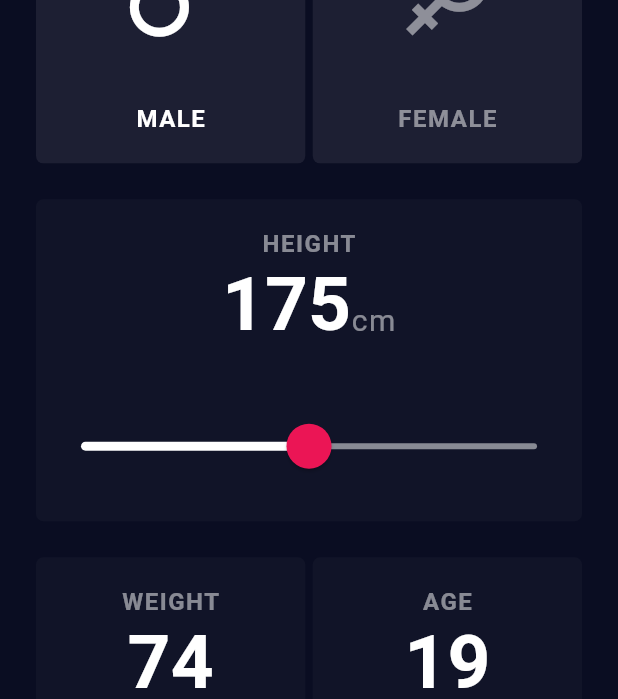
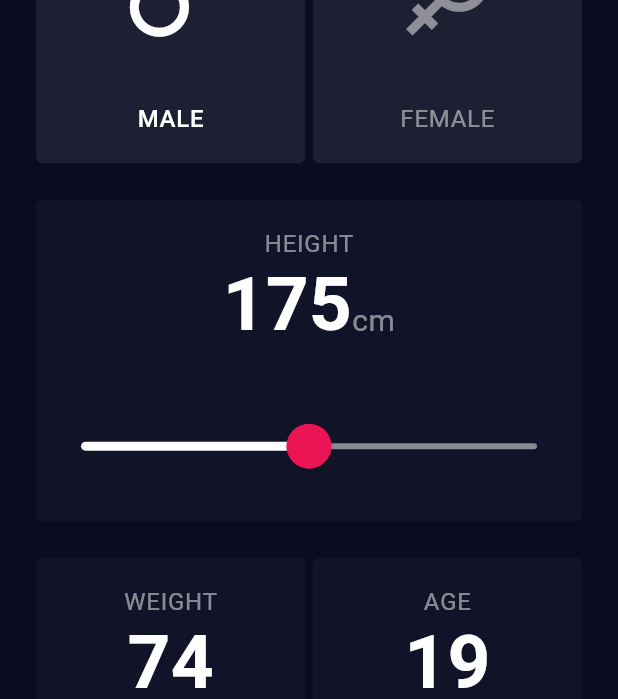
Before and after one commit to ruskakimov/bmi_calculator, a Flutter app: the screen it shows after launch, on a phone screen of 412 x 824 dp. Shown: the part 207-906 px from the top of the screen. Run offline on Flutter 3.47's test engine with Material 2 defaults, Android fonts, the phone set to English and light mode, and no system bars.

```diff
--- a/lib/colors.dart
+++ b/lib/colors.dart
@@ -7,4 +7,5 @@ class BmiColors {
   static const pink = const Color(0xFFEB1555);
   static const grey = const Color(0x80FFFFFF);
   static const white = const Color(0xFFFFFFFF);
+  static const green = const Color(0xFF22E67B);
 }
--- a/lib/main.dart
+++ b/lib/main.dart
@@ -1,9 +1,9 @@
 import 'package:flutter/material.dart';
 import 'package:flutter/services.dart';
 
+import 'colors.dart';
 import 'input_page.dart';
-import 'colors.dart';
-import 'widgets.dart' as widgets;
+import 'result_page.dart';
 
 void main() {
   runApp(BMICalculator());
@@ -40,14 +40,12 @@ class BMICalculator extends StatelessWidget {
           body1: TextStyle(
             fontSize: 16,
             color: BmiColors.grey,
-            fontWeight: FontWeight.bold,
-            letterSpacing: 1,
+            letterSpacing: 0.5,
           ),
           body2: TextStyle(
             fontSize: 16,
             color: BmiColors.white,
-            fontWeight: FontWeight.bold,
-            letterSpacing: 1,
+            letterSpacing: 0.5,
           ),
           display1: TextStyle(
             fontSize: 50,
@@ -64,13 +62,3 @@ class BMICalculator extends StatelessWidget {
     );
   }
 }
-
-class ResultPage extends StatelessWidget {
-  @override
-  Widget build(BuildContext context) {
-    return Scaffold(
-      appBar: widgets.CustomAppBar('RESULT'),
-      body: Text('yo'),
-    );
-  }
-}
```
Also changed, not shown: lib/result_page.dart (added, +51 -0 lines).
